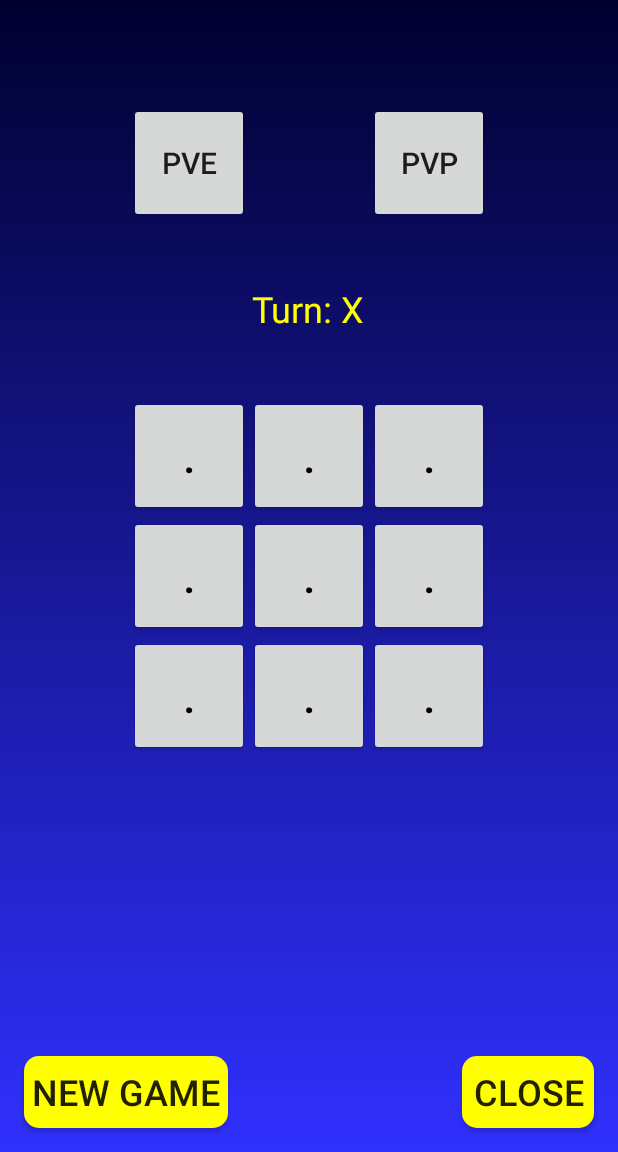
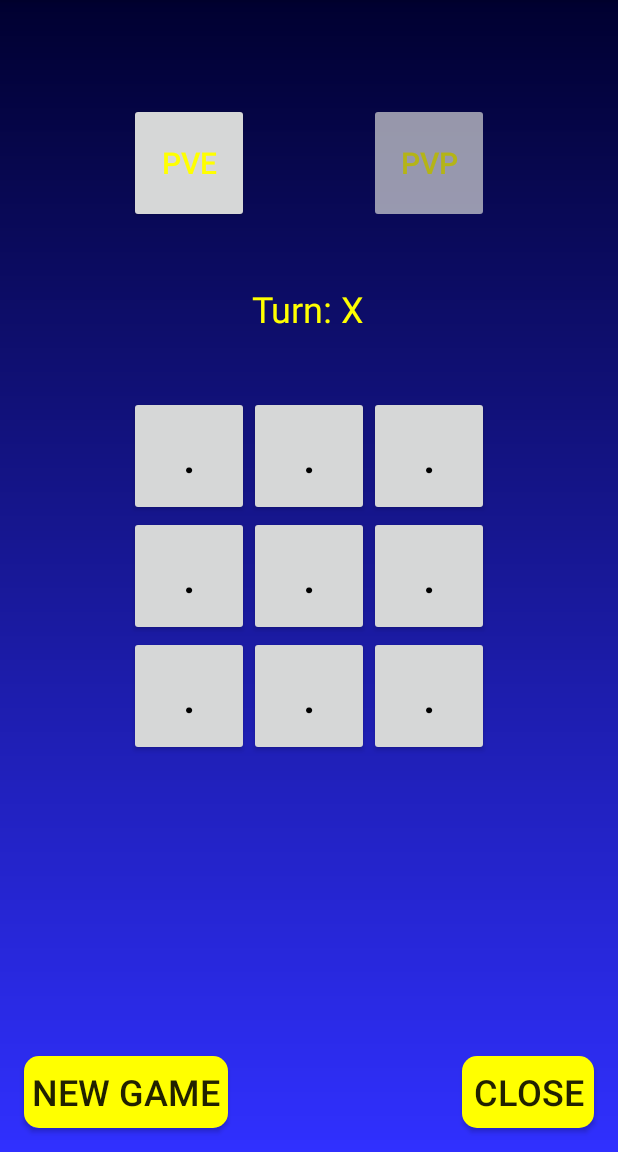
Before and after one commit to LukaszKk/AndroidTicTacToe, an Android app: the screen it shows after launch (MainActivity), after a tap on "PVP", on a phone screen of 412 x 824 dp, the part 84-1236 px from its top. Run offline under Robolectric (Android 15) with nearby library versions, the phone set to English and light mode, and no system bars.

Commit message:
pvp, pve final

```diff
--- a/app/src/main/java/com/example/tictactoe/ButtonWrapper.java
+++ b/app/src/main/java/com/example/tictactoe/ButtonWrapper.java
@@ -38,13 +38,19 @@ public class ButtonWrapper {
     }
 
     private void setInitButtonState(Button button) {
-        button.setEnabled(true);
+        enableButton(button.getId());
         button.setText(activity.getString(R.string.default_square_value));
         button.setTextColor(Color.BLACK);
     }
 
+    public void enableButton(int id) {
+        activity.findViewById(id).setEnabled(true);
+        activity.findViewById(id).setAlpha(1.0f);
+    }
+
     public void disableButton(int id) {
         activity.findViewById(id).setEnabled(false);
+        activity.findViewById(id).setAlpha(0.7f);
     }
 
     public void setButtonTextColor(Button button, String text, int color) {
--- a/app/src/main/java/com/example/tictactoe/Game.java
+++ b/app/src/main/java/com/example/tictactoe/Game.java
@@ -39,11 +39,15 @@ public class Game {
         resetBoard();
         buttonWrapper.initButtonsState();
         if (!isPvP) {
+            buttonWrapper.disableButton(R.id.buttonPvE);
+            buttonWrapper.enableButton(R.id.buttonPvP);
             setInfoText(String.format(activity.getString(R.string.playerInfo), playerValue));
             if (!playerStart) {
                 makeMove();
             }
         } else {
+            buttonWrapper.disableButton(R.id.buttonPvP);
+            buttonWrapper.enableButton(R.id.buttonPvE);
             setInfoText(String.format(activity.getString(R.string.turnInfo), playerValue));
         }
     }
--- a/app/src/main/res/layout/activity_main.xml
+++ b/app/src/main/res/layout/activity_main.xml
@@ -21,6 +21,7 @@
         android:layout_alignParentEnd="true"
         android:text="@string/pvp"
         android:textSize="20sp"
+        android:textColor="@color/yellow"
         android:onClick="newPvP"
         app:layout_constraintBottom_toTopOf="@+id/button3"
         app:layout_constraintEnd_toEndOf="@+id/button3"
@@ -37,6 +38,7 @@
         android:layout_alignParentEnd="true"
         android:text="@string/pve"
         android:textSize="20sp"
+        android:textColor="@color/yellow"
         android:onClick="newPvE"
         app:layout_constraintBottom_toTopOf="@+id/button4"
         app:layout_constraintEnd_toEndOf="@+id/button4"
```
